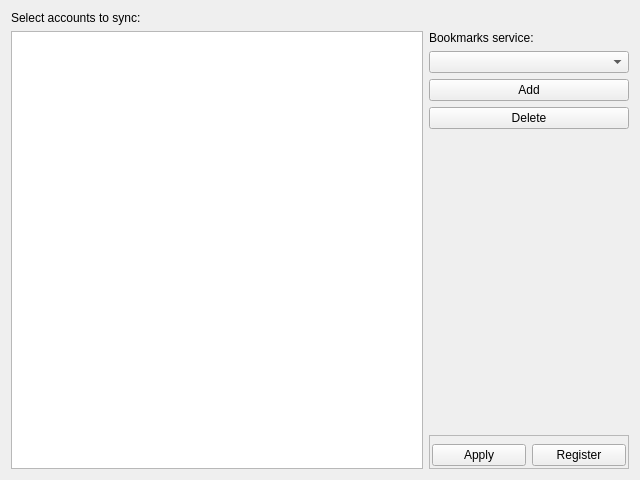
Qt form src/plugins/poshuku/plugins/onlinebookmarks/accountssettings.ui (0xd34df00d/leechcraft) before a commit.
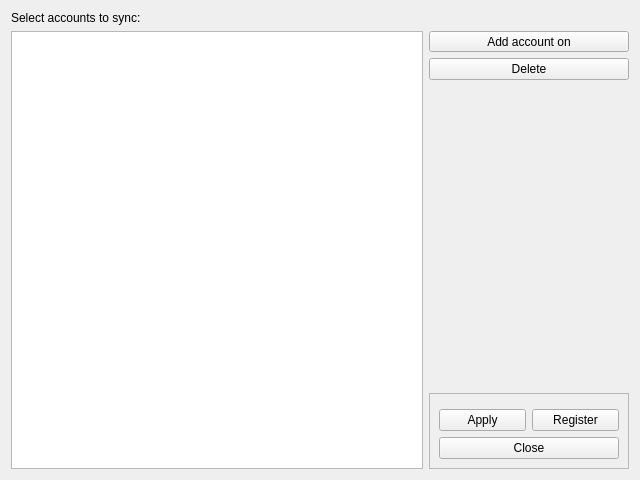
The same form after that commit.

Commit message: Poshuku OnlineBookmarks: add account gui modifications

```diff
--- a/src/plugins/poshuku/plugins/onlinebookmarks/accountssettings.ui
+++ b/src/plugins/poshuku/plugins/onlinebookmarks/accountssettings.ui
@@ -29,49 +29,32 @@
    </item>
    <item row="1" column="1">
     <layout class="QVBoxLayout" name="ControlLayout_">
-     <property name="sizeConstraint">
-      <enum>QLayout::SetDefaultConstraint</enum>
-     </property>
      <item>
-      <widget class="QLabel" name="Label1_">
-       <property name="text">
-        <string>Bookmarks service:</string>
-       </property>
-      </widget>
-     </item>
-     <item>
-      <widget class="QComboBox" name="Services_">
-       <property name="minimumSize">
-        <size>
-         <width>200</width>
-         <height>0</height>
-        </size>
-       </property>
-      </widget>
-     </item>
-     <item>
-      <widget class="QPushButton" name="Add_">
+      <widget class="QToolButton" name="AddAccount_">
        <property name="sizePolicy">
-        <sizepolicy hsizetype="Fixed" vsizetype="Fixed">
+        <sizepolicy hsizetype="Preferred" vsizetype="Preferred">
          <horstretch>0</horstretch>
          <verstretch>0</verstretch>
         </sizepolicy>
        </property>
-       <property name="minimumSize">
-        <size>
-         <width>200</width>
-         <height>0</height>
-        </size>
-       </property>
        <property name="text">
-        <string>Add</string>
+        <string>Add account on</string>
        </property>
        <property name="checkable">
-        <bool>true</bool>
+        <bool>false</bool>
        </property>
        <property name="checked">
         <bool>false</bool>
        </property>
+       <property name="popupMode">
+        <enum>QToolButton::InstantPopup</enum>
+       </property>
+       <property name="toolButtonStyle">
+        <enum>Qt::ToolButtonFollowStyle</enum>
+       </property>
+       <property name="arrowType">
+        <enum>Qt::NoArrow</enum>
+       </property>
       </widget>
      </item>
      <item>
@@ -121,9 +104,6 @@
         <enum>QFrame::Raised</enum>
        </property>
        <layout class="QGridLayout" name="gridLayout">
-        <property name="margin">
-         <number>2</number>
-        </property>
         <item row="0" column="0">
          <widget class="QWidget" name="AuthWidget_" native="true">
           <property name="sizePolicy">
@@ -146,18 +126,29 @@
          </widget>
         </item>
         <item row="1" column="0">
-         <layout class="QHBoxLayout" name="horizontalLayout">
+         <layout class="QVBoxLayout" name="verticalLayout">
           <item>
-           <widget class="QPushButton" name="Auth_">
-            <property name="text">
-             <string>Apply</string>
-            </property>
-           </widget>
+           <layout class="QHBoxLayout" name="horizontalLayout">
+            <item>
+             <widget class="QPushButton" name="Auth_">
+              <property name="text">
+               <string>Apply</string>
+              </property>
+             </widget>
+            </item>
+            <item>
+             <widget class="QPushButton" name="Register_">
+              <property name="text">
+               <string>Register</string>
+              </property>
+             </widget>
+            </item>
+           </layout>
           </item>
           <item>
-           <widget class="QPushButton" name="Register_">
+           <widget class="QPushButton" name="Close_">
             <property name="text">
-             <string>Register</string>
+             <string>Close</string>
             </property>
            </widget>
           </item>
```
Left out of the diff: 14 changed lines with no effect on the pictures. The commit also changes 2 other files.
